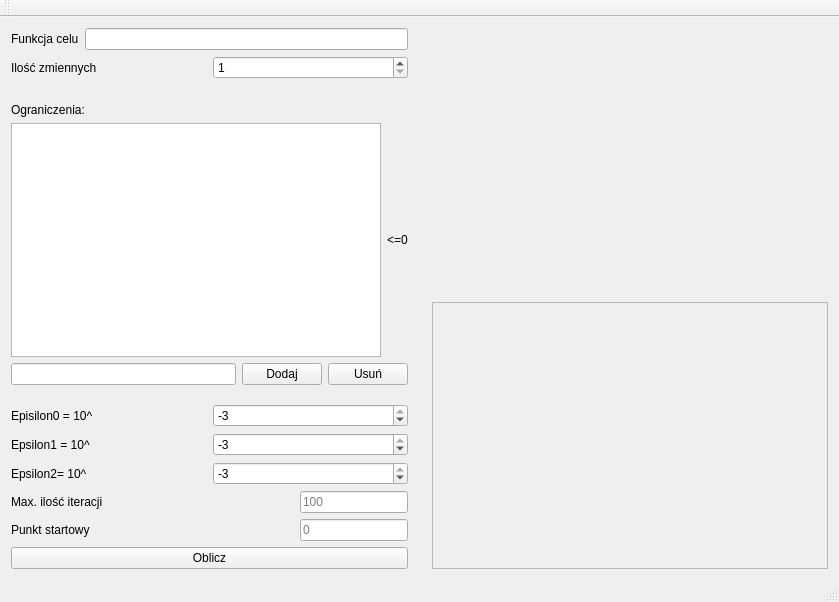
Above: program/mainwindow.ui from GosiaWJ/TiMO before the change. Below: the same form after it.
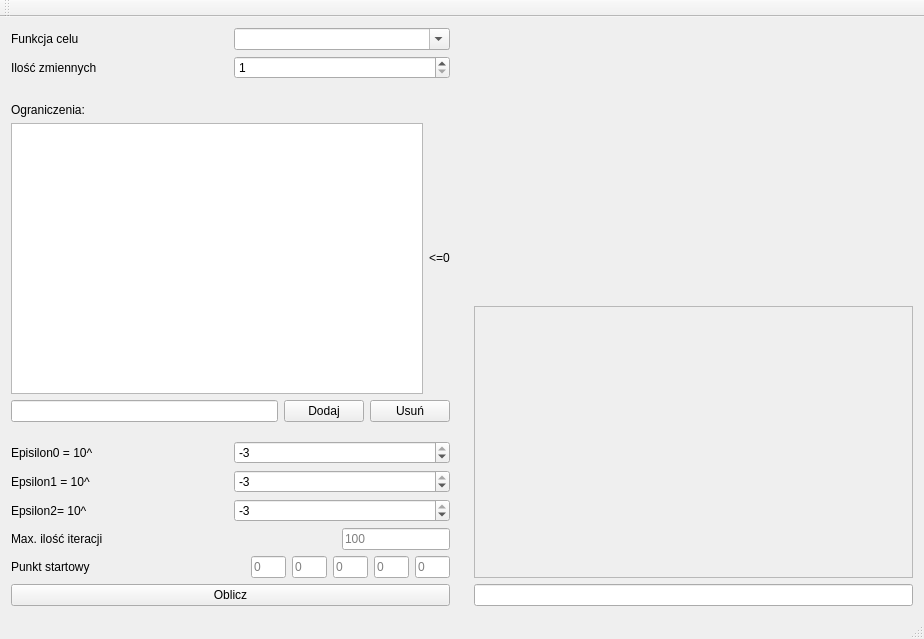
That is the form after the change. Custom widgets are drawn as their Qt base class.

The edit to the form file:
```diff
--- a/program/mainwindow.ui
+++ b/program/mainwindow.ui
@@ -6,8 +6,8 @@
    <rect>
     <x>0</x>
     <y>0</y>
-    <width>839</width>
-    <height>602</height>
+    <width>924</width>
+    <height>639</height>
    </rect>
   </property>
   <property name="windowTitle">
@@ -16,7 +16,7 @@
   <widget class="QWidget" name="centralWidget">
    <layout class="QHBoxLayout" name="horizontalLayout_10">
     <item>
-     <layout class="QVBoxLayout" name="verticalLayout">
+     <layout class="QVBoxLayout" name="verticalLayout_3">
       <item>
        <layout class="QHBoxLayout" name="horizontalLayout">
         <item>
@@ -27,7 +27,11 @@
          </widget>
         </item>
         <item>
-         <widget class="QLineEdit" name="funkcja_celu"/>
+         <widget class="QComboBox" name="funkcja_celu_box">
+          <property name="editable">
+           <bool>true</bool>
+          </property>
+         </widget>
         </item>
        </layout>
       </item>
@@ -217,18 +221,109 @@
        <layout class="QHBoxLayout" name="horizontalLayout_7">
         <item>
          <widget class="QLabel" name="punkt_startowy_label">
+          <property name="sizePolicy">
+           <sizepolicy hsizetype="Preferred" vsizetype="Preferred">
+            <horstretch>0</horstretch>
+            <verstretch>0</verstretch>
+           </sizepolicy>
+          </property>
           <property name="text">
            <string>Punkt startowy</string>
           </property>
          </widget>
         </item>
         <item>
-         <widget class="QLineEdit" name="punk_startowy_edit">
+         <widget class="QLineEdit" name="x_10">
+          <property name="enabled">
+           <bool>true</bool>
+          </property>
           <property name="sizePolicy">
-           <sizepolicy hsizetype="Fixed" vsizetype="Fixed">
+           <sizepolicy hsizetype="Preferred" vsizetype="Preferred">
             <horstretch>0</horstretch>
             <verstretch>0</verstretch>
            </sizepolicy>
+          </property>
+          <property name="maximumSize">
+           <size>
+            <width>35</width>
+            <height>25</height>
+           </size>
+          </property>
+          <property name="placeholderText">
+           <string>0</string>
+          </property>
+         </widget>
+        </item>
+        <item>
+         <widget class="QLineEdit" name="x_20">
+          <property name="sizePolicy">
+           <sizepolicy hsizetype="Preferred" vsizetype="Preferred">
+            <horstretch>0</horstretch>
+            <verstretch>0</verstretch>
+           </sizepolicy>
+          </property>
+          <property name="maximumSize">
+           <size>
+            <width>35</width>
+            <height>25</height>
+           </size>
+          </property>
+          <property name="placeholderText">
+           <string>0</string>
+          </property>
+         </widget>
+        </item>
+        <item>
+         <widget class="QLineEdit" name="x_30">
+          <property name="sizePolicy">
+           <sizepolicy hsizetype="Preferred" vsizetype="Minimum">
+            <horstretch>0</horstretch>
+            <verstretch>0</verstretch>
+           </sizepolicy>
+          </property>
+          <property name="maximumSize">
+           <size>
+            <width>35</width>
+            <height>25</height>
+           </size>
+          </property>
+          <property name="placeholderText">
+           <string>0</string>
+          </property>
+         </widget>
+        </item>
+        <item>
+         <widget class="QLineEdit" name="x_40">
+          <property name="sizePolicy">
+           <sizepolicy hsizetype="Preferred" vsizetype="Preferred">
+            <horstretch>0</horstretch>
+            <verstretch>0</verstretch>
+           </sizepolicy>
+          </property>
+          <property name="maximumSize">
+           <size>
+            <width>35</width>
+            <height>25</height>
+           </size>
+          </property>
+          <property name="placeholderText">
+           <string>0</string>
+          </property>
+         </widget>
+        </item>
+        <item>
+         <widget class="QLineEdit" name="x_50">
+          <property name="sizePolicy">
+           <sizepolicy hsizetype="Preferred" vsizetype="Preferred">
+            <horstretch>0</horstretch>
+            <verstretch>0</verstretch>
+           </sizepolicy>
+          </property>
+          <property name="maximumSize">
+           <size>
+            <width>35</width>
+            <height>25</height>
+           </size>
           </property>
           <property name="placeholderText">
            <string>0</string>
@@ -263,6 +358,8 @@
      </spacer>
     </item>
     <item>
+     <layout class="QVBoxLayout" name="verticalLayout">
+      <item>
      <layout class="QVBoxLayout" name="verticalLayout_2">
       <item>
        <widget class="Wykres" name="wykres" native="true">
@@ -284,8 +381,8 @@
           <rect>
            <x>0</x>
            <y>0</y>
-           <width>391</width>
-           <height>255</height>
+             <width>432</width>
+             <height>257</height>
           </rect>
          </property>
         </widget>
@@ -293,7 +390,18 @@
       </item>
      </layout>
     </item>
-   </layout>
+      <item>
+       <widget class="QLineEdit" name="funkcja_celu"/>
+      </item>
+     </layout>
+    </item>
+   </layout>
+   <zorder>x_20</zorder>
+   <zorder>x_30</zorder>
+   <zorder>x_40</zorder>
+   <zorder>x_50</zorder>
+   <zorder>funkcja_celu_box</zorder>
+   <zorder>wyniki</zorder>
   </widget>
   <widget class="QMenuBar" name="menuBar">
    <property name="geometry">
```
Left out of the diff: 2 changed lines with no effect on the pictures. Lines whose indentation alone changed are shown as unchanged.
